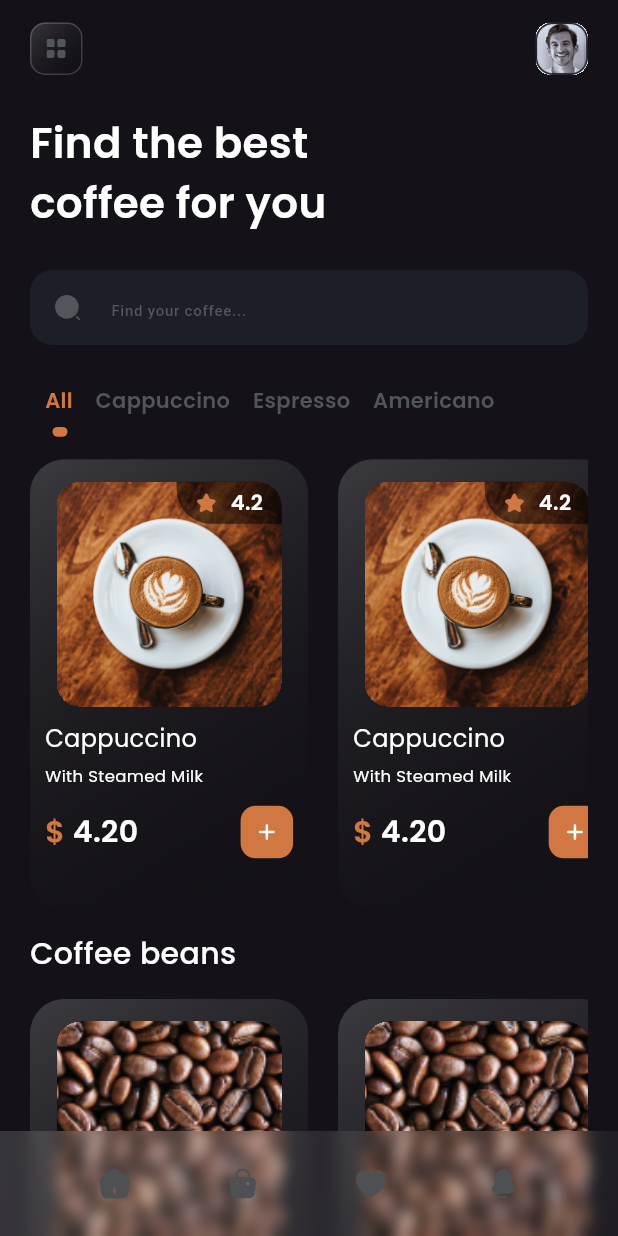
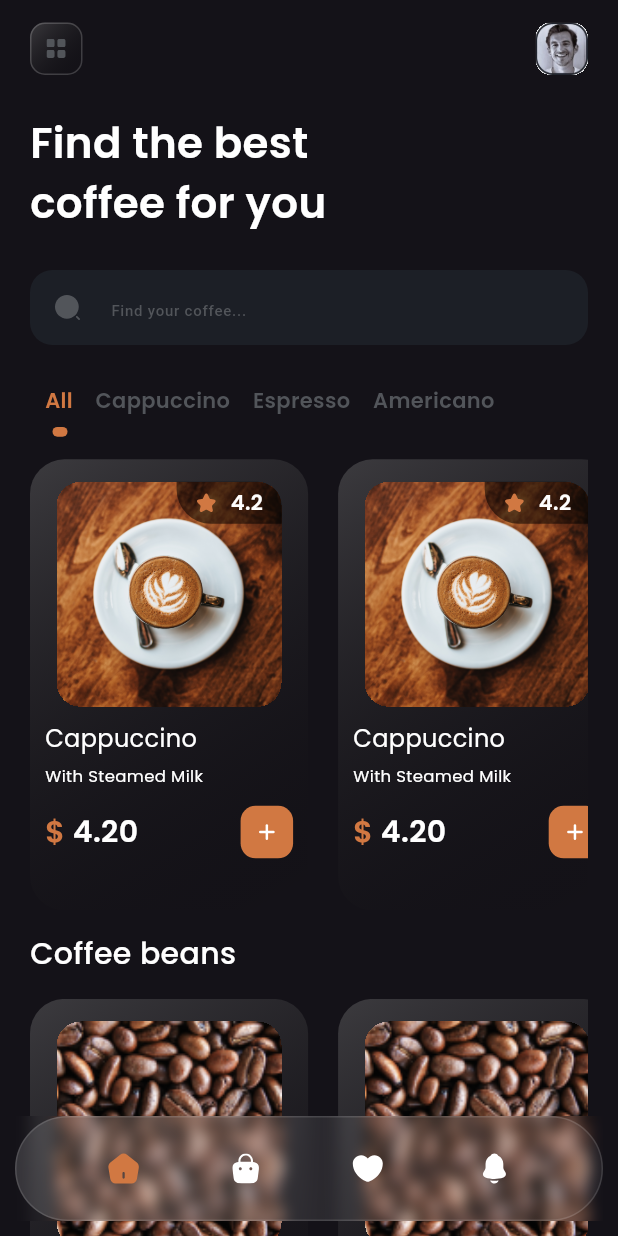
Before and after one commit to Debadrita438/flutter-coffee-shop, a Flutter app: the screen it shows after launch, on a phone screen of 412 x 824 dp. Run offline on Flutter 3.47's test engine with Material 3 defaults, Android fonts, the phone set to English and light mode, and no system bars; our stand-ins replace flutter_svg, hexcolor; statements that could not run were skipped.

Commit message:
bottom nav wip

```diff
--- a/lib/common_widgets/frosted_bottom_tab.dart
+++ b/lib/common_widgets/frosted_bottom_tab.dart
@@ -5,13 +5,20 @@ import 'package:flutter/material.dart';
 import 'package:flutter_svg/svg.dart';
 import 'package:hexcolor/hexcolor.dart';
 
-class FrostedBottomTab extends StatelessWidget {
+class FrostedBottomTab extends StatefulWidget {
   const FrostedBottomTab({super.key});
 
+  @override
+  State<FrostedBottomTab> createState() => _FrostedBottomTabState();
+}
+
+class _FrostedBottomTabState extends State<FrostedBottomTab> {
   final String _homeIcon = 'assets/icons/home.svg';
   final String _shopIcon = 'assets/icons/shopping.svg';
   final String _heartIcon = 'assets/icons/heart.svg';
   final String _notificationIcon = 'assets/icons/notification.svg';
+
+  int selectItem = 0;
 
   @override
   Widget build(BuildContext context) {
@@ -35,6 +42,8 @@ class FrostedBottomTab extends StatelessWidget {
                     Colors.white.withOpacity(0.05),
                   ],
                 ),
+                borderRadius: BorderRadius.circular(35),
+                border: Border.all(color: Colors.white.withOpacity(0.13)),
               ),
             ),
             SizedBox(
@@ -44,25 +53,47 @@ class FrostedBottomTab extends StatelessWidget {
                 mainAxisSize: MainAxisSize.min,
                 mainAxisAlignment: MainAxisAlignment.spaceEvenly,
                 children: [
-                  SvgPicture.asset(
-                    _homeIcon,
-                    semanticsLabel: 'home icon',
-                    colorFilter: ColorFilter.mode(
-                      HexColor(AppColor.lightGray2),
-                      BlendMode.srcIn,
+                  InkWell(
+                    onTap: () {
+                      setState(() {
+                        selectItem = 1;
+                      });
+                    },
+                    child: SvgPicture.asset(
+                      _homeIcon,
+                      semanticsLabel: 'home icon',
+                      colorFilter:selectItem === 1? ColorFilter.mode(
+                        HexColor(AppColor.white),
+                        BlendMode.srcIn,
+                      ) : ColorFilter.mode(
+                        HexColor(AppColor.white),
+                        BlendMode.srcIn,
+                      ),
                     ),
                   ),
                   SvgPicture.asset(
                     _shopIcon,
                     semanticsLabel: 'shop icon',
+                    colorFilter: ColorFilter.mode(
+                      HexColor(AppColor.white),
+                      BlendMode.srcIn,
+                    ),
                   ),
                   SvgPicture.asset(
                     _heartIcon,
                     semanticsLabel: 'heart icon',
+                    colorFilter: ColorFilter.mode(
+                      HexColor(AppColor.white),
+                      BlendMode.srcIn,
+                    ),
                   ),
                   SvgPicture.asset(
                     _notificationIcon,
                     semanticsLabel: 'notification icon',
+                    colorFilter: ColorFilter.mode(
+                      HexColor(AppColor.white),
+                      BlendMode.srcIn,
+                    ),
                   ),
                 ],
               ),
--- a/lib/features/landing/dashboard.dart
+++ b/lib/features/landing/dashboard.dart
@@ -111,9 +111,9 @@ class _DashboardScreenState extends State<DashboardScreen> {
               ),
             ),
             const Positioned(
-              bottom: 0,
-              right: 0,
-              left: 0,
+              bottom: 10,
+              right: 10,
+              left: 10,
               child: FrostedBottomTab(),
             ),
           ],
```
